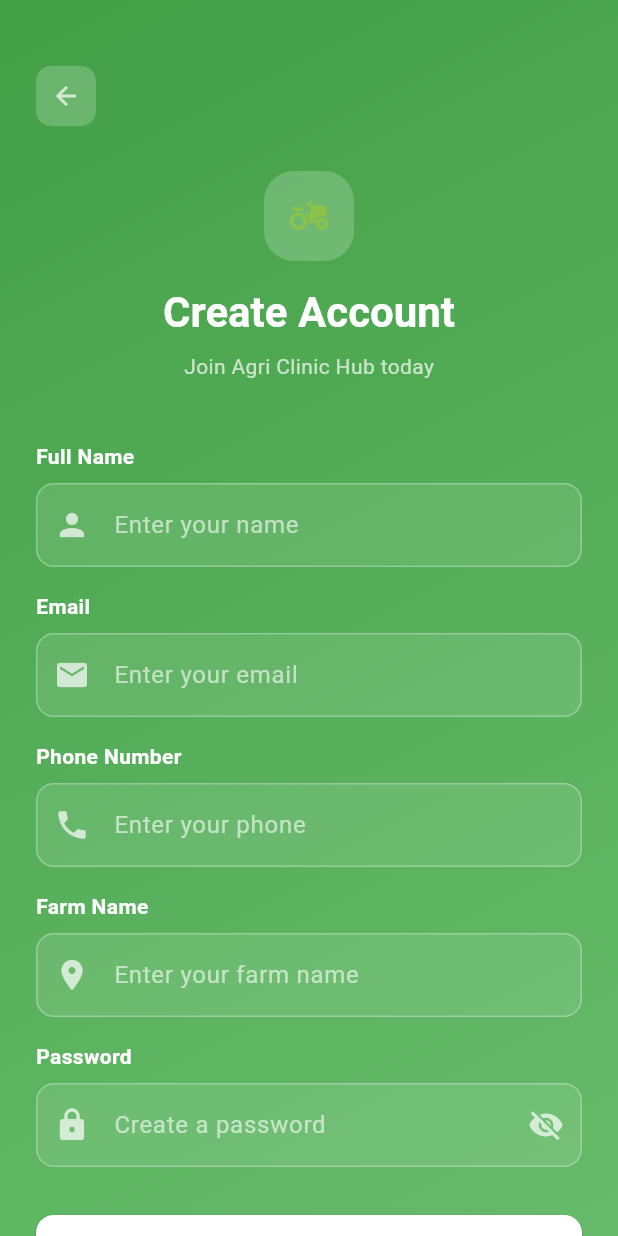
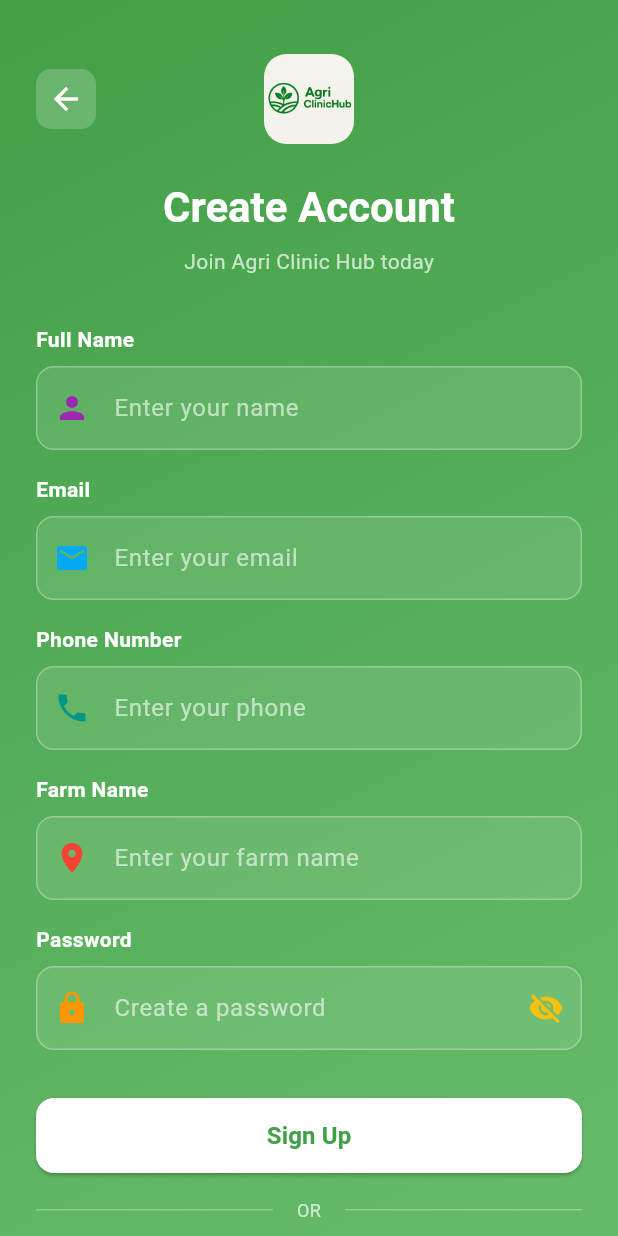
Before and after one commit to Yvonne-Wanja-1/agrinew, a Flutter app: the screen it shows after launch, after a tap on "Sign Up", on a phone screen of 412 x 824 dp. Run offline on Flutter 3.47's test engine with Material 3 defaults, Android fonts, the phone set to English and light mode, and no system bars; our stand-ins replace cloud_firestore, connectivity_plus, curved_navigation_bar, firebase_auth, firebase_core, firebase_storage and 6 more; accounts and stored records are empty.

Commit message:
Changes to be committed: 	modified:   lib/features/auth/presentation/screens/login_screen.dart 	modified:   lib/features/auth/presentation/screens/signup_screen.dart 	modified:   lib/features/auth/presentation/screens/splash_screen.dart 	modified:   lib/features/settings/presentation/screens/settings_screen.dart 	modified:   pubspec.yaml

```diff
--- a/lib/features/auth/presentation/screens/login_screen.dart
+++ b/lib/features/auth/presentation/screens/login_screen.dart
@@ -117,10 +117,12 @@
                                 color: Colors.white.withOpacity(0.2),
                                 borderRadius: BorderRadius.circular(20),
                               ),
-                              child: Icon(
-                                Icons.agriculture,
-                                size: 35,
-                                color: Colors.white,
+                              child: ClipRRect(
+                                borderRadius: BorderRadius.circular(15),
+                                child: Image.asset(
+                                  'assets/images/logo.png',
+                                  fit: BoxFit.cover,
+                                ),
                               ),
                             ),
                           ),
@@ -180,7 +182,7 @@
                               ),
                               prefixIcon: Icon(
                                 Icons.email,
-                                color: Colors.white70,
+                                color: Colors.lightBlue,
                               ),
                             ),
                             keyboardType: TextInputType.emailAddress,
@@ -226,16 +228,13 @@
                                   color: Colors.white,
                                 ),
                               ),
-                              prefixIcon: Icon(
-                                Icons.lock,
-                                color: Colors.white70,
-                              ),
+                              prefixIcon: Icon(Icons.lock, color: Colors.red),
                               suffixIcon: IconButton(
                                 icon: Icon(
                                   _obscurePassword
                                       ? Icons.visibility_off
                                       : Icons.visibility,
-                                  color: Colors.white70,
+                                  color: Colors.red,
                                 ),
                                 onPressed: () {
                                   setState(
@@ -272,6 +271,7 @@
                                 style: TextStyle(
                                   color: Colors.white70,
                                   fontSize: 12,
+                                  fontWeight: FontWeight.bold,
                                 ),
                               ),
                             ),
--- a/lib/features/auth/presentation/screens/signup_screen.dart
+++ b/lib/features/auth/presentation/screens/signup_screen.dart
@@ -33,6 +33,25 @@
     if (_formKey.currentState!.validate()) {
       setState(() => _isLoading = true);
       try {
+        // Check if email already exists
+        final methods = await FirebaseAuth.instance.fetchSignInMethodsForEmail(
+          _emailController.text.trim(),
+        );
+
+        if (methods.isNotEmpty) {
+          if (mounted) {
+            ScaffoldMessenger.of(context).showSnackBar(
+              const SnackBar(
+                content: Text(
+                  'Email already in use. Please try another email.',
+                ),
+              ),
+            );
+          }
+          setState(() => _isLoading = false);
+          return;
+        }
+
         await FirebaseAuth.instance.createUserWithEmailAndPassword(
           email: _emailController.text.trim(),
           password: _passwordController.text.trim(),
@@ -42,9 +61,23 @@
         }
       } on FirebaseAuthException catch (e) {
         if (mounted) {
-          ScaffoldMessenger.of(context).showSnackBar(
-            SnackBar(content: Text('Signup failed: ${e.message}')),
-          );
+          String errorMessage = 'Signup failed';
+
+          if (e.code == 'weak-password') {
+            errorMessage = 'Password is too weak. Use at least 6 characters.';
+          } else if (e.code == 'email-already-in-use') {
+            errorMessage = 'Email already in use. Please try another email.';
+          } else if (e.code == 'invalid-email') {
+            errorMessage = 'Email is invalid. Please check and try again.';
+          } else if (e.code == 'operation-not-allowed') {
+            errorMessage = 'Email/password accounts are not enabled.';
+          } else {
+            errorMessage = 'Signup failed: ${e.message}';
+          }
+
+          ScaffoldMessenger.of(
+            context,
+          ).showSnackBar(SnackBar(content: Text(errorMessage)));
         }
       } finally {
         if (mounted) {
@@ -102,14 +135,18 @@
           ),
         ),
         child: SafeArea(
-          child: SingleChildScrollView(
-            padding: const EdgeInsets.all(24.0),
           child: Form(
             key: _formKey,
+            child: SingleChildScrollView(
+              child: Padding(
+                padding: const EdgeInsets.all(24.0),
                 child: Column(
                   crossAxisAlignment: CrossAxisAlignment.start,
                   children: [
-                  const SizedBox(height: 20),
+                    const SizedBox(height: 12),
+                    Row(
+                      mainAxisAlignment: MainAxisAlignment.spaceBetween,
+                      children: [
                         GestureDetector(
                           onTap: () => Navigator.pop(context),
                           child: Container(
@@ -121,29 +158,36 @@
                             ),
                             child: Icon(
                               Icons.arrow_back,
-                        color: Colors.white70,
-                        size: 20,
+                              color: Colors.white,
+                              size: 24,
+                              weight: 700,
                             ),
                           ),
                         ),
-                  const SizedBox(height: 30),
                         Center(
-                    child: Column(
-                      children: [
-                        Container(
+                          child: Container(
                             width: 60,
                             height: 60,
                             decoration: BoxDecoration(
                               color: Colors.white.withOpacity(0.2),
                               borderRadius: BorderRadius.circular(20),
                             ),
-                          child: Icon(
-                            Icons.agriculture,
-                            size: 28,
-                            color: Colors.lightGreen,
+                            child: ClipRRect(
+                              borderRadius: BorderRadius.circular(15),
+                              child: Image.asset(
+                                'assets/images/logo.png',
+                                fit: BoxFit.cover,
                               ),
                             ),
-                        const SizedBox(height: 16),
+                          ),
+                        ),
+                        const SizedBox(width: 40),
+                      ],
+                    ),
+                    const SizedBox(height: 24),
+                    Center(
+                      child: Column(
+                        children: [
                           Text(
                             'Create Account',
                             style: Theme.of(context).textTheme.headlineMedium
@@ -161,7 +205,7 @@
                         ],
                       ),
                     ),
-                  const SizedBox(height: 40),
+                    const SizedBox(height: 32),
                     Text(
                       'Full Name',
                       style: TextStyle(
@@ -190,7 +234,7 @@
                           borderRadius: BorderRadius.circular(12),
                           borderSide: const BorderSide(color: Colors.white),
                         ),
-                      prefixIcon: Icon(Icons.person, color: Colors.white70),
+                        prefixIcon: Icon(Icons.person, color: Colors.purple),
                       ),
                       validator: (value) {
                         if (value?.isEmpty ?? true) {
@@ -228,7 +272,7 @@
                           borderRadius: BorderRadius.circular(12),
                           borderSide: const BorderSide(color: Colors.white),
                         ),
-                      prefixIcon: Icon(Icons.email, color: Colors.white70),
+                        prefixIcon: Icon(Icons.email, color: Colors.lightBlue),
                       ),
                       keyboardType: TextInputType.emailAddress,
                       validator: (value) {
@@ -270,7 +314,7 @@
                           borderRadius: BorderRadius.circular(12),
                           borderSide: const BorderSide(color: Colors.white),
                         ),
-                      prefixIcon: Icon(Icons.phone, color: Colors.white70),
+                        prefixIcon: Icon(Icons.phone, color: Colors.teal),
                       ),
                       keyboardType: TextInputType.phone,
                       validator: (value) {
@@ -309,10 +353,7 @@
                           borderRadius: BorderRadius.circular(12),
                           borderSide: const BorderSide(color: Colors.white),
                         ),
-                      prefixIcon: Icon(
-                        Icons.location_on,
-                        color: Colors.white70,
-                      ),
+                        prefixIcon: Icon(Icons.location_on, color: Colors.red),
                       ),
                       validator: (value) {
                         if (value?.isEmpty ?? true) {
@@ -351,16 +392,18 @@
                           borderRadius: BorderRadius.circular(12),
                           borderSide: const BorderSide(color: Colors.white),
                         ),
-                      prefixIcon: Icon(Icons.lock, color: Colors.white70),
+                        prefixIcon: Icon(Icons.lock, color: Colors.orange),
                         suffixIcon: IconButton(
                           icon: Icon(
                             _obscurePassword
                                 ? Icons.visibility_off
                                 : Icons.visibility,
-                          color: Colors.white70,
+                            color: Colors.amber,
                           ),
                           onPressed: () {
-                          setState(() => _obscurePassword = !_obscurePassword);
+                            setState(
+                              () => _obscurePassword = !_obscurePassword,
+                            );
                           },
                         ),
                       ),
@@ -415,7 +458,10 @@
                           padding: const EdgeInsets.symmetric(horizontal: 16),
                           child: Text(
                             'OR',
-                          style: TextStyle(color: Colors.white70, fontSize: 12),
+                            style: TextStyle(
+                              color: Colors.white70,
+                              fontSize: 12,
+                            ),
                           ),
                         ),
                         Expanded(child: Divider(color: Colors.white30)),
@@ -507,6 +553,7 @@
             ),
           ),
         ),
+      ),
     );
   }
 }
--- a/lib/features/auth/presentation/screens/splash_screen.dart
+++ b/lib/features/auth/presentation/screens/splash_screen.dart
@@ -51,10 +51,11 @@
                   color: Colors.white.withOpacity(0.2),
                   shape: BoxShape.circle,
                 ),
-                child: const Icon(
-                  Icons.agriculture,
-                  size: 60,
-                  color: Colors.white,
+                child: ClipOval(
+                  child: Image.asset(
+                    'assets/images/logo.png',
+                    fit: BoxFit.cover,
+                  ),
                 ),
               ),
               const SizedBox(height: 24),
--- a/pubspec.yaml
+++ b/pubspec.yaml
@@ -109,9 +109,8 @@
 
   # To add assets to your application, add an assets section, like this:
   assets:
-    - assets/images/logo.png
-    - assets/images/instagramlogo.png
-    - assets/images/whatsapplogo.png
+    - assets/images/
+
 
 
   # An image asset can refer to one or more resolution-specific "variants", see
```
Also changed, not shown: lib/features/settings/presentation/screens/settings_screen.dart (+48 -12 lines). Lines whose indentation alone changed are shown as unchanged.
